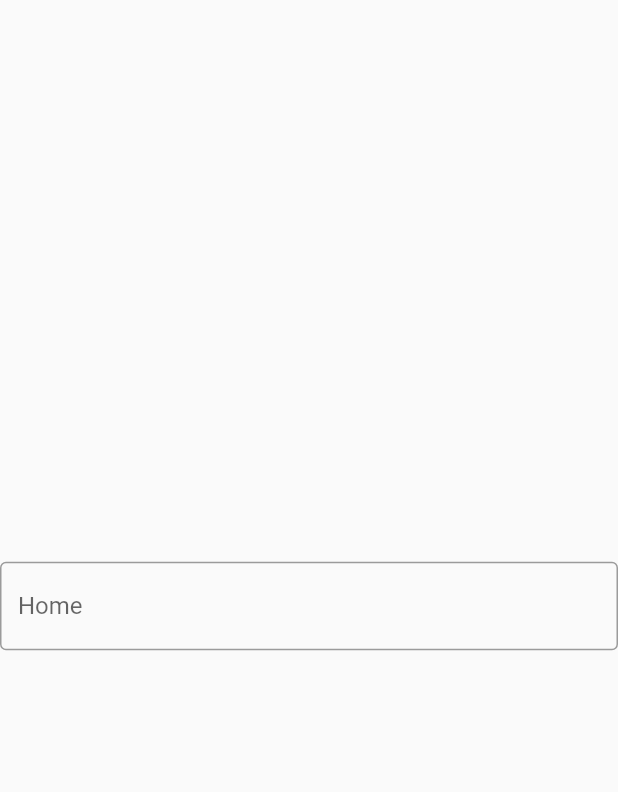
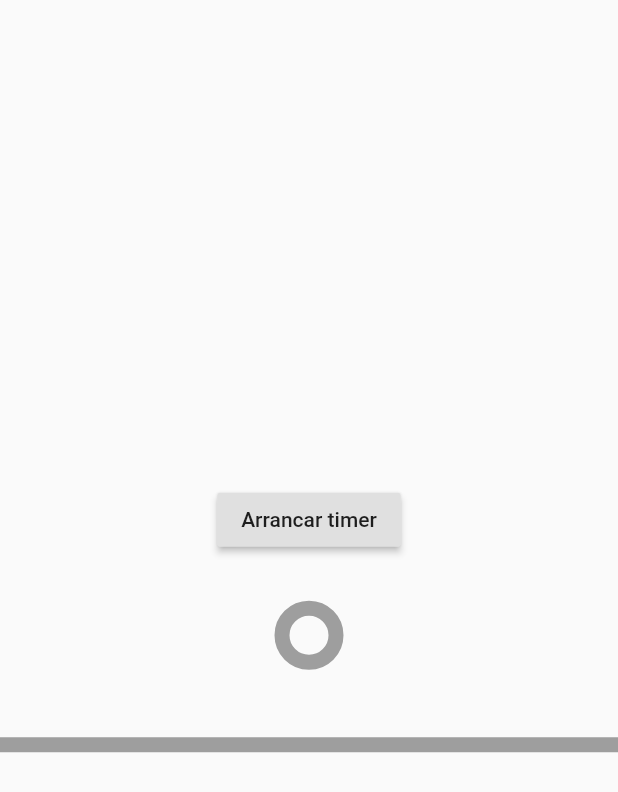
Before and after one commit to GiovanniSolano/Componentes-b-sicos---Flutter, a Flutter app: the screen it shows after launch, on a phone screen of 412 x 824 dp. Shown: the top 792 px of the screen. Run offline on Flutter 3.47's test engine with Material 2 defaults, Android fonts, the phone set to English and light mode, and no system bars.

Commit message:
Componenets basicos - Progress Indicators

```diff
--- /dev/null
+++ b/lib/components/progressindicator.dart
@@ -0,0 +1,59 @@
+import 'dart:async';
+
+import 'package:flutter/material.dart';
+
+class MyProgressIndicatorWidget extends StatefulWidget {
+  @override
+  _MyProgressIndicatorWidgetState createState() =>
+      _MyProgressIndicatorWidgetState();
+}
+
+class _MyProgressIndicatorWidgetState extends State<MyProgressIndicatorWidget> {
+  double _progress = 0;
+  int duration = 1;
+  void startTimer() {
+    Timer.periodic(Duration(seconds: duration), (timer) {
+      setState(() {
+        if (_progress == duration) {
+          timer.cancel();
+        } else {
+          _progress += 0.1;
+        }
+      });
+    });
+  }
+
+  @override
+  Widget build(BuildContext context) {
+    return SafeArea(
+      child: Scaffold(
+          body: Column(
+        mainAxisAlignment: MainAxisAlignment.center,
+        children: [
+          Padding(
+            padding: const EdgeInsets.only(bottom: 35.0),
+            child: RaisedButton(
+                child: Text('Arrancar timer'),
+                onPressed: () {
+                  setState(() {
+                    _progress = 0;
+                  });
+                  startTimer();
+                }),
+          ),
+          CircularProgressIndicator(
+              backgroundColor: Colors.grey,
+              valueColor: AlwaysStoppedAnimation(Colors.amber),
+              strokeWidth: 10,
+              value: _progress),
+          SizedBox(height: 50),
+          LinearProgressIndicator(
+              backgroundColor: Colors.grey,
+              valueColor: AlwaysStoppedAnimation(Colors.amber),
+              minHeight: 10,
+              value: _progress)
+        ],
+      )),
+    );
+  }
+}
--- a/lib/main.dart
+++ b/lib/main.dart
@@ -12,8 +12,9 @@ import 'package:flutter/material.dart';
 // import 'package:components/components/listtile.dart';
 // / import 'components/container.dart';
 // import 'components/switch.dart';
+// import 'components/textfield.dart';
 
-import 'components/textfield.dart';
+import 'components/progressindicator.dart';
 
 void main() {
   runApp(MyApp());
@@ -34,7 +35,7 @@ class MyApp extends StatelessWidget {
       //   '/': (context) => FirstPage(),
       //   '/secondPage': (context) => SecondPage()
       // },
-      home: MyTextFieldWidget(),
+      home: MyProgressIndicatorWidget(),
     );
   }
 }
```
